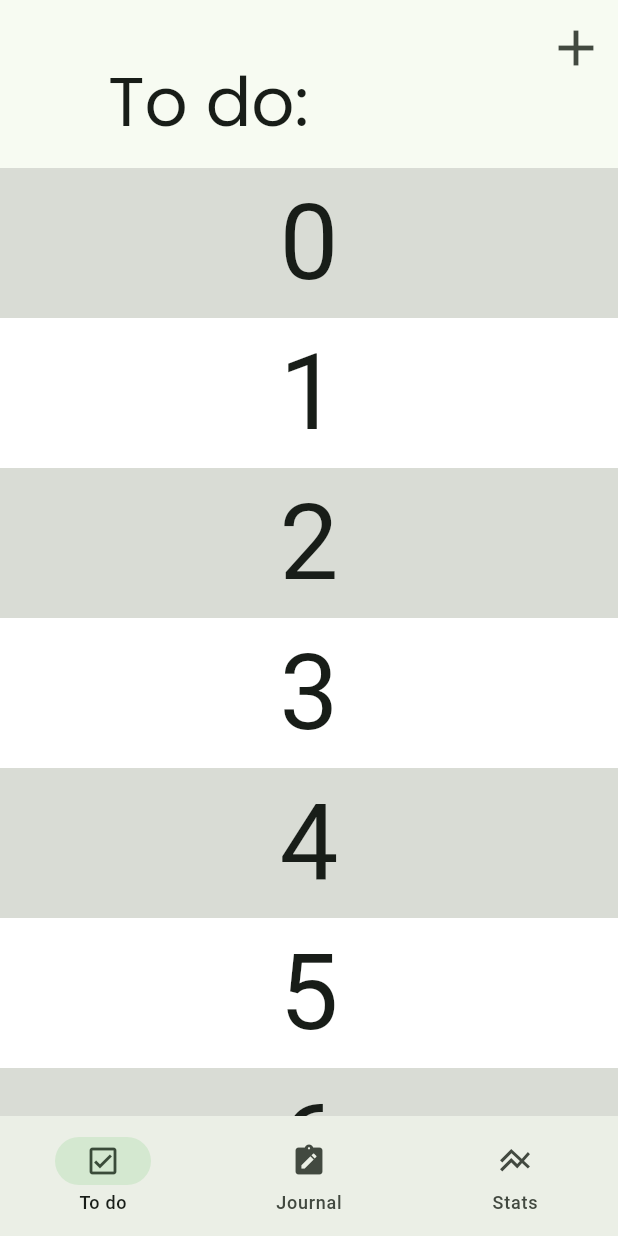
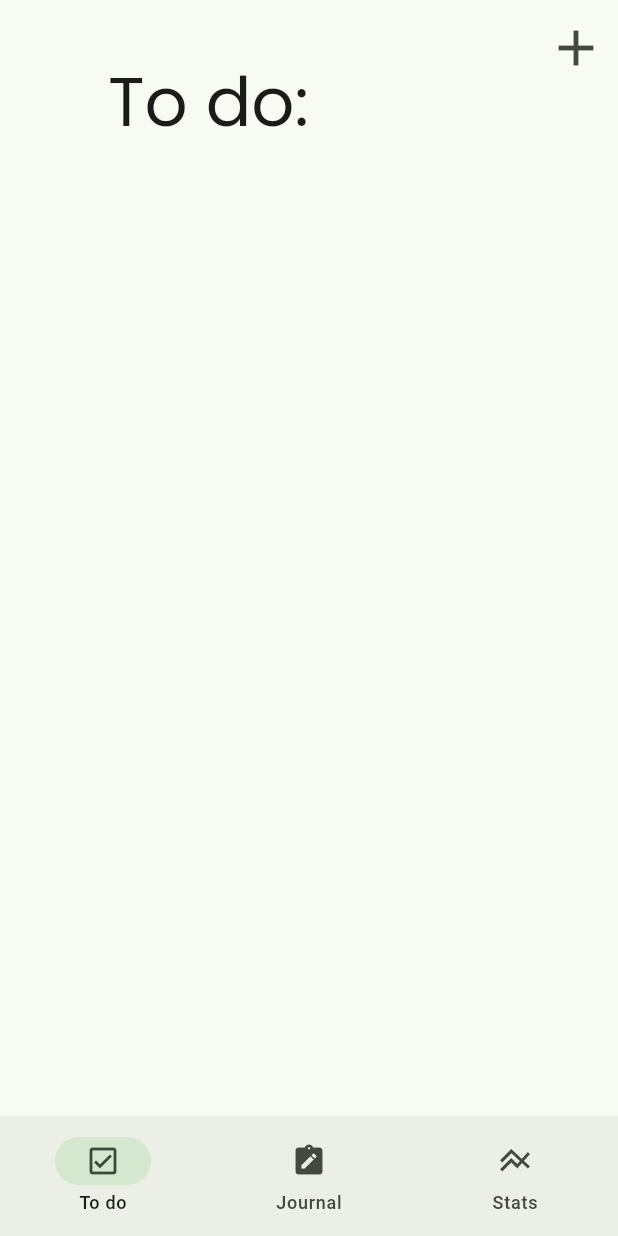
Before and after one commit to tmrzc/daily_organiser, a Flutter app: the screen it shows after launch, on a phone screen of 412 x 824 dp. Run offline on Flutter 3.47's test engine with Material 2 defaults, Android fonts, the light colour scheme and no system bars; our stand-ins replace google_fonts.

Commit message:
Adding create new todo functionality

```diff
--- a/lib/main.dart
+++ b/lib/main.dart
@@ -28,7 +28,14 @@ class MyApp extends StatelessWidget {
 }
 
 class MyAppState extends ChangeNotifier {
-  Map TodoList = {};
+  List TodoList = [];
+
+  void addTodo(var title) {
+    Map SingleTodo = {};
+    SingleTodo['title'] = title;
+    TodoList.add(SingleTodo);
+    notifyListeners();
+  }
 }
 
 class MyHomePage extends StatefulWidget {
@@ -94,7 +101,7 @@ class _MyHomePageState extends State<MyHomePage> {
   }
 }
 
-class TodoListScreen extends StatelessWidget {
+class TodoListScreen extends StatefulWidget {
   const TodoListScreen({
     super.key,
     required this.theme,
@@ -103,7 +110,14 @@ class TodoListScreen extends StatelessWidget {
   final ThemeData theme;
 
   @override
+  State<TodoListScreen> createState() => _TodoListScreenState();
+}
+
+class _TodoListScreenState extends State<TodoListScreen> {
+  @override
   Widget build(BuildContext context) {
+    var appState = context.watch<MyAppState>();
+
     return CustomScrollView(
       slivers: <Widget>[
         SliverAppBar.medium(
@@ -118,24 +132,31 @@ class TodoListScreen extends StatelessWidget {
               style: GoogleFonts.poppins(
                 fontSize: 30,
                 fontWeight: FontWeight.w400,
-                color: theme.colorScheme.onBackground,
+                color: widget.theme.colorScheme.onBackground,
               ),
             ),
-            background: Container(color: theme.colorScheme.background),
+            background: Container(color: widget.theme.colorScheme.background),
           ),
         ),
         SliverList(
-          delegate: SliverChildBuilderDelegate(
-            (BuildContext context, int index) {
-              return Container(
-                color: index.isOdd ? Colors.white : Colors.black12,
-                height: 100.0,
-                child: Center(
-                  child: Text('$index', textScaleFactor: 5),
-                ),
-              );
-            },
-            childCount: 20,
+          delegate: SliverChildListDelegate(
+            [
+              for (var todo in appState.TodoList)
+                Card(
+                    child: Row(
+                  children: [
+                    Text(todo['title']),
+                    IconButton(
+                      onPressed: () {
+                        setState(() {
+                          appState.TodoList.remove(todo);
+                        });
+                      },
+                      icon: Icon(Icons.delete_outline),
+                    )
+                  ],
+                )),
+            ],
           ),
         ),
       ],
@@ -143,10 +164,17 @@ class TodoListScreen extends StatelessWidget {
   }
 }
 
-class NewTodoPopup extends StatelessWidget {
+class NewTodoPopup extends StatefulWidget {
   const NewTodoPopup({
     super.key,
   });
+
+  @override
+  State<NewTodoPopup> createState() => _NewTodoPopupState();
+}
+
+class _NewTodoPopupState extends State<NewTodoPopup> {
+  final _titlecontroller = TextEditingController();
 
   @override
   Widget build(BuildContext context) {
@@ -171,25 +199,37 @@ class NewTodoPopup extends StatelessWidget {
               ),
               centerTitle: true,
             ),
+            body: Column(
+              mainAxisSize: MainAxisSize.min,
+              children: <Widget>[
+                const SizedBox(height: 20),
+                Padding(
+                  padding: EdgeInsets.fromLTRB(20, 0, 20, 0),
+                  child: TextField(
+                    controller: _titlecontroller,
+                    decoration: InputDecoration(
+                        border: const OutlineInputBorder(),
+                        labelText: 'Title of a new to do',
+                        suffixIcon: IconButton(
+                          onPressed: () => _titlecontroller.clear(),
+                          icon: const Icon(Icons.clear),
+                        )),
+                  ),
+                ),
+                const SizedBox(height: 20),
+                TextButton(
+                  onPressed: () {
+                    appState.addTodo(_titlecontroller.text);
+                    _titlecontroller.clear();
+                    Navigator.of(context).pop();
+                  },
+                  child: Text('Submit'),
+                ),
+              ],
+            ),
           ),
         ),
       ),
     );
   }
 }
-
-
-/*Column(
-            mainAxisSize: MainAxisSize.min,
-            mainAxisAlignment: MainAxisAlignment.center,
-            children: <Widget>[
-              const Text('This is a fullscreen dialog.'),
-              const SizedBox(height: 15),
-              TextButton(
-                onPressed: () {
-                  Navigator.pop(context);
-                },
-                child: const Text('Close'),
-              ),
-            ],
-          ), */
```
